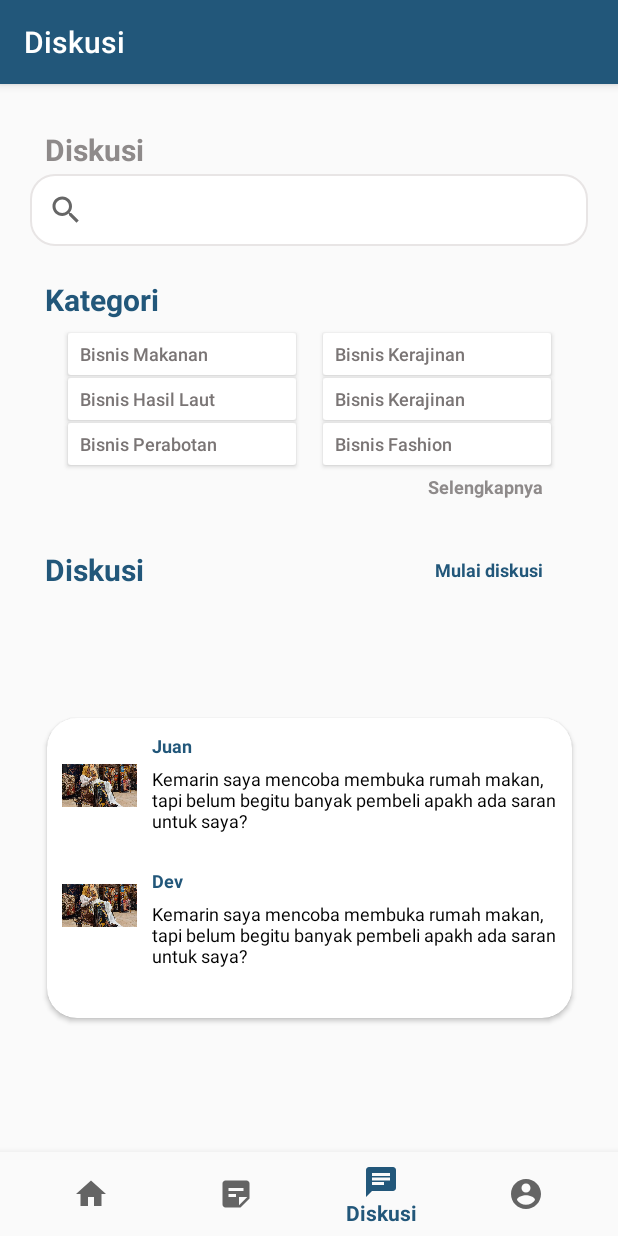
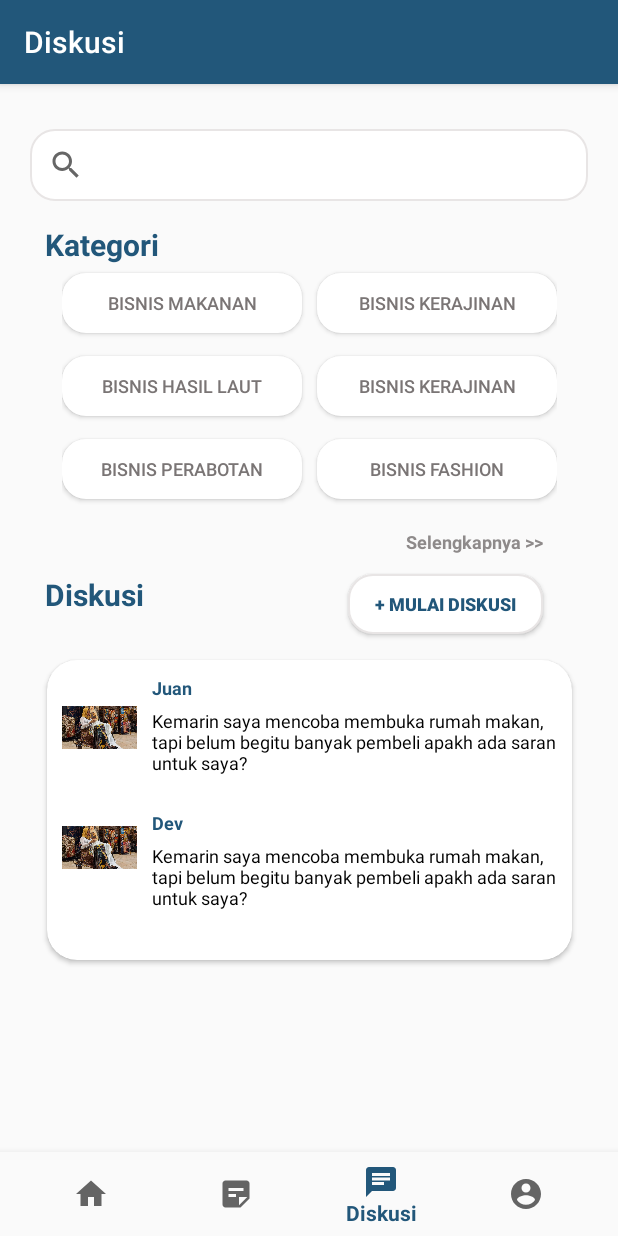
Before and after one commit to MirzaAlbab/UMKMedu, an Android app: the DiskusiFragment screen opened through its navigation route, on a phone screen of 412 x 824 dp. Run offline under Robolectric (Android 15) with nearby library versions, the phone set to English and light mode, and no system bars; our stand-ins replace navigation-ui.

Commit message:
Intent home diskusi

```diff
--- a/app/src/main/AndroidManifest.xml
+++ b/app/src/main/AndroidManifest.xml
@@ -9,6 +9,12 @@
         android:roundIcon="@mipmap/ic_launcher_round"
         android:supportsRtl="true"
         android:theme="@style/Theme.UMKMedu">
+        <activity
+            android:name=".WriteDiscuss"
+            android:exported="false" />
+        <activity
+            android:name=".ReadArtikel"
+            android:exported="false" />
         <activity
             android:name=".SignUpActivity"
             android:exported="false" />
--- a/app/src/main/java/com/example/umkmedu/ui/diskusi/DiskusiFragment.kt
+++ b/app/src/main/java/com/example/umkmedu/ui/diskusi/DiskusiFragment.kt
@@ -1,11 +1,16 @@
 package com.example.umkmedu.ui.diskusi
 
+import android.content.Intent
 import android.os.Bundle
 import androidx.fragment.app.Fragment
 import android.view.LayoutInflater
 import android.view.View
 import android.view.ViewGroup
 import com.example.umkmedu.R
+import com.example.umkmedu.ReadArtikel
+import android.widget.Button
+import com.example.umkmedu.WriteDiscuss
+
 
 // TODO: Rename parameter arguments, choose names that match
 // the fragment initialization parameters, e.g. ARG_ITEM_NUMBER
@@ -35,8 +40,16 @@ class DiskusiFragment : Fragment() {
         savedInstanceState: Bundle?
     ): View? {
         // Inflate the layout for this fragment
-        return inflater.inflate(R.layout.fragment_diskusi, container, false)
+        val rootView = inflater.inflate(R.layout.fragment_diskusi, container, false);
+        val button: Button = rootView.findViewById(R.id.mulaidiskusi) as Button;
+        button.setOnClickListener {
+            val intent = Intent(getActivity(), WriteDiscuss::class.java)
+            // start your next activity
+            startActivity(intent)
+        }
+        return rootView
     }
+
 
     companion object {
         /**
--- a/app/src/main/java/com/example/umkmedu/ui/home/HomeFragment.kt
+++ b/app/src/main/java/com/example/umkmedu/ui/home/HomeFragment.kt
@@ -1,44 +1,40 @@
 package com.example.umkmedu.ui.home
 
+import android.content.Intent
 import android.os.Bundle
 import android.view.LayoutInflater
 import android.view.View
 import android.view.ViewGroup
+import android.widget.Button
 import android.widget.TextView
+import androidx.cardview.widget.CardView
 import androidx.fragment.app.Fragment
 import androidx.lifecycle.Observer
 import androidx.lifecycle.ViewModelProvider
 import com.example.umkmedu.R
+import com.example.umkmedu.ReadArtikel
+import com.example.umkmedu.WriteDiscuss
 import com.example.umkmedu.databinding.FragmentHomeBinding
 
 class HomeFragment : Fragment() {
-
-    private lateinit var homeViewModel: HomeViewModel
     private var _binding: FragmentHomeBinding? = null
 
     // This property is only valid between onCreateView and
     // onDestroyView.
-    private val binding get() = _binding!!
 
     override fun onCreateView(
         inflater: LayoutInflater,
         container: ViewGroup?,
         savedInstanceState: Bundle?
     ): View? {
-        homeViewModel =
-            ViewModelProvider(
-                this,
-                ViewModelProvider.NewInstanceFactory()
-            ).get(HomeViewModel::class.java)
-
-        _binding = FragmentHomeBinding.inflate(inflater, container, false)
-        val root: View = binding.root
-
-        val textView: TextView = binding.text1
-        homeViewModel.text.observe(viewLifecycleOwner, Observer {
-            textView.text = it
-        })
-        return root
+        val rootView = inflater.inflate(R.layout.fragment_home, container, false);
+        val headline: CardView = rootView.findViewById(R.id.headline) as CardView;
+        headline.setOnClickListener {
+            val intent = Intent(getActivity(), ReadArtikel::class.java)
+            // start your next activity
+            startActivity(intent)
+        }
+        return rootView
     }
 
     override fun onDestroyView() {
--- a/app/src/main/java/com/example/umkmedu/ui/home/HomeViewModel.kt
+++ /dev/null
@@ -1,13 +0,0 @@
-package com.example.umkmedu.ui.home
-
-import androidx.lifecycle.LiveData
-import androidx.lifecycle.MutableLiveData
-import androidx.lifecycle.ViewModel
-
-class HomeViewModel : ViewModel() {
-
-    private val _text = MutableLiveData<String>().apply {
-        value = ""
-    }
-    val text: LiveData<String> = _text
-}
--- a/app/src/main/res/layout/fragment_diskusi.xml
+++ b/app/src/main/res/layout/fragment_diskusi.xml
@@ -8,40 +8,13 @@
 
     <!-- TODO: Update blank fragment layout -->
     <androidx.constraintlayout.widget.ConstraintLayout
-
         android:layout_width="match_parent"
         android:layout_height="match_parent">
-        <TextView
-            android:id="@+id/text_diskusi"
-            android:layout_width="match_parent"
-            android:layout_height="wrap_content"
-            android:layout_marginStart="8dp"
-            android:layout_marginTop="8dp"
-            android:layout_marginEnd="8dp"
-            android:textAlignment="center"
-            android:textSize="20sp"
-            app:layout_constraintBottom_toBottomOf="parent"
-            app:layout_constraintEnd_toEndOf="parent"
-            app:layout_constraintStart_toStartOf="parent"
-            app:layout_constraintTop_toTopOf="parent" />
-        <TextView
-            android:layout_width="wrap_content"
-            android:layout_height="wrap_content"
-            android:text="Diskusi"
-            android:textColor="@color/heading"
-            android:textSize="20dp"
-            app:layout_constraintLeft_toLeftOf="parent"
-            android:layout_marginTop="30dp"
-            android:layout_marginLeft="30dp"
-            android:textStyle="bold"
-
-            app:layout_constraintTop_toTopOf="parent" />
-
         <SearchView
             android:id="@+id/search"
             android:layout_width="match_parent"
             android:layout_height="wrap_content"
-            android:layout_marginTop="60dp"
+            android:layout_marginTop="30dp"
             android:layout_marginBottom="25dp"
             android:background="@drawable/rounded2"
             app:layout_constraintEnd_toEndOf="parent"
@@ -57,46 +30,46 @@
             android:textColor="@color/header"
             android:textSize="20dp"
             app:layout_constraintLeft_toLeftOf="parent"
-            android:layout_marginTop="130dp"
+            android:layout_marginTop="15dp"
             android:layout_marginLeft="30dp"
             android:textStyle="bold"
             app:layout_constraintEnd_toEndOf="parent"
             app:layout_constraintStart_toStartOf="parent"
             app:layout_constraintHorizontal_bias="0.001"
-            app:layout_constraintTop_toTopOf="parent" />
+            app:layout_constraintTop_toBottomOf="@id/search" />
         <LinearLayout
             android:layout_width="wrap_content"
             android:layout_height="wrap_content"
             android:id="@+id/linear1"
             app:layout_constraintStart_toStartOf="parent"
             app:layout_constraintEnd_toEndOf="parent"
-            app:layout_constraintTop_toTopOf="@id/kategori"
+            app:layout_constraintTop_toBottomOf="@id/kategori"
             android:orientation="horizontal">
             <Button
                 android:id="@+id/Button1"
                 android:layout_width="160dp"
                 android:layout_height="40dp"
-                android:layout_marginTop="30dp"
-                android:textAllCaps="false"
+                android:layout_marginTop="5dp"
+                android:background="@drawable/rounded"
                 android:backgroundTint="@color/white"
                 android:text="Bisnis Makanan"
                 android:textSize="12dp"
                 android:textColor="#7A7575"
-                android:textAlignment="textStart" />
+                android:textAlignment="center" />
 
             <Button
                 android:id="@+id/Button2"
                 android:layout_width="160dp"
                 android:layout_height="40dp"
-                android:layout_marginTop="30dp"
+                android:layout_marginTop="5dp"
                 android:layout_marginBottom="10dp"
-                android:textAllCaps="false"
+                android:background="@drawable/rounded"
                 android:layout_marginLeft="10dp"
                 android:textSize="12dp"
                 android:textColor="#7A7575"
                 android:backgroundTint="@color/white"
                 android:text="Bisnis Kerajinan"
-                android:textAlignment="textStart" />
+                android:textAlignment="center" />
         </LinearLayout>
 
         <LinearLayout
@@ -105,33 +78,33 @@
             app:layout_constraintStart_toStartOf="parent"
             app:layout_constraintEnd_toEndOf="parent"
             android:id="@+id/linear2"
-            app:layout_constraintTop_toTopOf="@id/linear1"
+            app:layout_constraintTop_toBottomOf="@id/linear1"
             android:orientation="horizontal">
             <Button
                 android:id="@+id/Button3"
                 android:layout_width="160dp"
                 android:layout_height="40dp"
-                android:layout_marginTop="60dp"
+                android:layout_marginTop="5dp"
                 android:backgroundTint="@color/white"
-                android:textAllCaps="false"
+                android:background="@drawable/rounded"
                 android:text="Bisnis Hasil Laut"
                 android:textSize="12dp"
                 android:textColor="#7A7575"
-                android:textAlignment="textStart" />
+                android:textAlignment="center" />
 
             <Button
                 android:id="@+id/Button4"
                 android:layout_width="160dp"
                 android:layout_height="40dp"
-                android:layout_marginTop="60dp"
+                android:layout_marginTop="5dp"
                 android:layout_marginLeft="10dp"
                 android:layout_marginBottom="10dp"
-                android:textAllCaps="false"
+                android:background="@drawable/rounded"
                 android:textSize="12dp"
                 android:textColor="#7A7575"
                 android:backgroundTint="@color/white"
                 android:text="Bisnis Kerajinan"
-                android:textAlignment="textStart" />
+                android:textAlignment="center" />
         </LinearLayout>
 
         <LinearLayout
@@ -140,47 +113,46 @@
             app:layout_constraintStart_toStartOf="parent"
             app:layout_constraintEnd_toEndOf="parent"
             android:id="@+id/linear3"
-            app:layout_constraintTop_toTopOf="@id/linear2"
+            app:layout_constraintTop_toBottomOf="@id/linear2"
             android:orientation="horizontal">
             <Button
                 android:id="@+id/Button5"
                 android:layout_width="160dp"
                 android:layout_height="40dp"
-                android:layout_marginTop="90dp"
+                android:layout_marginTop="5dp"
                 android:backgroundTint="@color/white"
-                android:textAllCaps="false"
                 android:text="Bisnis Perabotan"
+                android:background="@drawable/rounded"
                 android:textSize="12dp"
                 android:textColor="#7A7575"
-                android:textAlignment="textStart" />
+                android:textAlignment="center" />
 
             <Button
                 android:id="@+id/Button6"
                 android:layout_width="160dp"
                 android:layout_height="40dp"
-                android:layout_marginTop="90dp"
+                android:layout_marginTop="5dp"
                 android:layout_marginLeft="10dp"
                 android:layout_marginBottom="10dp"
-                android:textAllCaps="false"
                 android:textSize="12dp"
+                android:background="@drawable/rounded"
                 android:textColor="#7A7575"
                 android:backgroundTint="@color/white"
                 android:text="Bisnis Fashion"
-                android:textAlignment="textStart"
-                />
+                android:textAlignment="center"/>
         </LinearLayout>
 
         <TextView
             android:layout_width="wrap_content"
             android:layout_height="wrap_content"
-            android:text="Selengkapnya"
+            android:text="Selengkapnya >>"
             android:textColor="@color/heading"
             android:textSize="12dp"
             app:layout_constraintLeft_toLeftOf="parent"
-            android:layout_marginTop="130dp"
+            android:layout_marginTop="10dp"
             android:layout_marginRight="50dp"
             android:textStyle="bold"
-            app:layout_constraintTop_toTopOf="@id/linear3"
+            app:layout_constraintTop_toBottomOf="@id/linear3"
             app:layout_constraintEnd_toEndOf="parent"/>
 
         <TextView
@@ -191,37 +163,39 @@
             android:textColor="@color/header"
             android:textSize="20dp"
             app:layout_constraintLeft_toLeftOf="parent"
-            android:layout_marginTop="180dp"
+            android:layout_marginTop="40dp"
             android:layout_marginLeft="30dp"
             android:textStyle="bold"
-            app:layout_constraintTop_toTopOf="@id/linear3" />
+            app:layout_constraintTop_toBottomOf="@id/linear3" />
 
-        <TextView
-            android:layout_width="wrap_content"
-            android:layout_height="wrap_content"
-            android:text="Mulai diskusi"
-            android:layout_marginTop="185dp"
+        <Button
+            android:id="@+id/mulaidiskusi"
+            android:layout_width="130dp"
+            android:layout_height="40dp"
+            android:text="+ Mulai diskusi"
+            android:layout_marginTop="40dp"
             android:textColor="@color/header"
             android:textSize="12dp"
+            android:textAlignment="center"
+            android:background="@drawable/rounded2"
             app:layout_constraintLeft_toLeftOf="parent"
             android:layout_marginRight="50dp"
             android:textStyle="bold"
-            app:layout_constraintTop_toTopOf="@id/linear3"
+            app:layout_constraintTop_toBottomOf="@id/linear3"
             app:layout_constraintEnd_toEndOf="parent"/>
 
         <androidx.cardview.widget.CardView
             android:layout_width="350dp"
             android:layout_height="200dp"
             android:layout_marginStart="20dp"
-            android:layout_marginTop="230dp"
+            android:layout_marginTop="30dp"
             android:layout_marginEnd="20dp"
             android:layout_marginBottom="83dp"
             android:background="#FFFFFF"
             android:elevation="20dp"
-            app:layout_constraintBottom_toBottomOf="parent"
+            app:layout_constraintTop_toBottomOf="@id/diskusi"
             app:layout_constraintStart_toStartOf="parent"
             app:layout_constraintEnd_toEndOf="parent"
-            app:layout_constraintTop_toTopOf="@id/linear3"
             app:cardCornerRadius="20dp">
 
             <ImageView
@@ -277,8 +251,6 @@ apakh ada saran untuk saya?"
                 app:layout_constraintStart_toStartOf="parent"
                 app:layout_constraintEnd_toEndOf="parent"
                 android:orientation="vertical">
-
-
                 <TextView
                     android:layout_width="wrap_content"
                     android:layout_height="wrap_content"
@@ -299,14 +271,7 @@ apakh ada saran untuk saya?"
                     android:layout_marginTop="5dp"
                     android:layout_marginLeft="70dp"
                     app:layout_constraintTop_toTopOf="parent" />
-
             </LinearLayout>
-
-
-
         </androidx.cardview.widget.CardView>
-
-
     </androidx.constraintlayout.widget.ConstraintLayout>
-
 </FrameLayout>
--- a/app/src/main/res/values/strings.xml
+++ b/app/src/main/res/values/strings.xml
@@ -6,4 +6,6 @@
     <string name="title_profil">Profil</string>
     <!-- TODO: Remove or change this placeholder text -->
     <string name="hello_blank_fragment">Hello blank fragment</string>
+    <string name="deskripsi">Lorem ipsum dolor sit amet, consectetur adipiscing elit. Diam dolor turpis in tortor. Amet, risus lacus tincidunt augue risus sed turpis euismod.</string>
+    <string name="detailberita">Lorem ipsum dolor sit amet, consectetur adipiscing elit. Diam dolor turpis in tortor. Amet,risus lacus tincidunt augue risus sed turpis euismod.Dui dui, habitasse phasellus nisi sit eu. Augue proinsagittis adipiscing magnis tempor gravida. Turpismassa diam placerat nec. Sed egestas at commodo nuncfacilisis faucibus quis.</string>
 </resources>
```
Also changed, not shown: app/src/main/java/com/example/umkmedu/ReadArtikel.java (added, +14 -0 lines), app/src/main/java/com/example/umkmedu/WriteDiscuss.java (added, +14 -0 lines), app/src/main/res/drawable/roundedimg.xml (added, +10 -0 lines), app/src/main/res/layout/activity_read_artikel.xml (renamed from app/src/main/res/layout/bacaartikel.xml, +12 -11 lines), app/src/main/res/layout/activity_write_discuss.xml (added, +45 -0 lines), app/src/main/res/layout/fragment_home.xml (+12 -9 lines), app/src/main/res/layout/fragment_profil.xml (+18 -17 lines), app/src/main/res/layout/tulisdiskusi.xml (deleted, +0 -28 lines).
